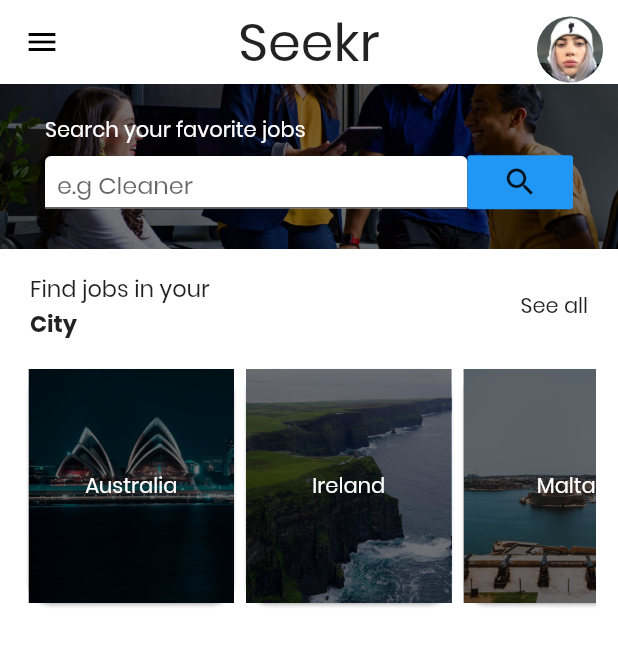
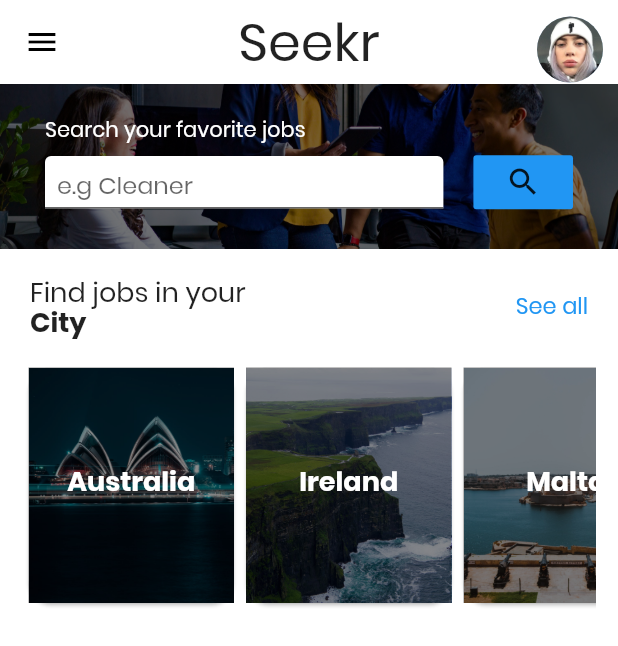
Before and after one commit to NicolasMarqui/Seekr-Flutter, a Flutter app: the screen it shows after launch, on a phone screen of 412 x 824 dp. Shown: the top 646 px of the screen. Run offline on Flutter 3.47's test engine with Material 2 defaults, Android fonts, the phone set to English and light mode, and no system bars.

Commit message:
Added Styles to cities

```diff
--- /dev/null
+++ b/frontend/lib/styles/styles.dart
@@ -0,0 +1,26 @@
+import 'package:flutter/material.dart';
+
+class AppStyles{
+   static linkText() => TextStyle(
+    color: Colors.blue,
+    fontSize: 15,
+  );
+
+  static title_1() => TextStyle(
+    fontSize: 18,
+    fontWeight: FontWeight.w400,
+  );
+
+  static bold() => TextStyle(
+    fontSize: 18,
+    fontWeight: FontWeight.bold,
+    height: 1.0,
+  );
+
+  static boldWhite() => TextStyle(
+    fontSize: 18,
+    fontWeight: FontWeight.bold,
+    height: 1.0,
+    color: Colors.white,
+  );
+}
--- a/frontend/lib/widgets/searchBox.dart
+++ b/frontend/lib/widgets/searchBox.dart
@@ -55,6 +55,9 @@ class SearchBox extends StatelessWidget {
                             ),
                           ),
                         ),
+                        SizedBox(
+                          width: 20,
+                        ),
                         Container(
                           child: Flexible(
                             flex: 1,
--- a/frontend/lib/widgets/selectCity.dart
+++ b/frontend/lib/widgets/selectCity.dart
@@ -1,6 +1,7 @@
 import 'package:flutter/material.dart';
 
 import '../models/cities.dart';
+import '../styles/styles.dart';
 
 class SelectCity extends StatelessWidget {
   const SelectCity({Key key}) : super(key: key);
@@ -25,20 +26,26 @@ class SelectCity extends StatelessWidget {
                       children: <Widget>[
                         Text(
                           mainText,
-                          style: TextStyle(
-                              fontSize: 15, fontWeight: FontWeight.w400),
+                          style: AppStyles.title_1(),
                         ),
                         Text(
                           "City",
-                          style: TextStyle(
-                              fontSize: 15, fontWeight: FontWeight.bold),
+                          style: AppStyles.bold(),
                           textAlign: TextAlign.start,
                         )
                       ],
                     )),
                 Flexible(
                   flex: 1,
-                  child: Text("See all"),
+                  child: InkWell(
+                    onTap: (){
+                      print('All');
+                    },
+                    child: Text(
+                      "See all",
+                      style: AppStyles.linkText(),
+                    ),
+                  ),
                 ),
               ],
             ),
@@ -54,7 +61,11 @@ class SelectCity extends StatelessWidget {
                     crossAxisAlignment: CrossAxisAlignment.center,
                     mainAxisAlignment: MainAxisAlignment.spaceEvenly,
                     children: <Widget>[
-                      Container(
+                      InkWell(
+                        onTap: () {
+                          print('Clicked');
+                        },
+                        child: Container(
                           width: 145,
                           height: double.infinity,
                           child: Card(
@@ -70,16 +81,17 @@ class SelectCity extends StatelessWidget {
                                   width: double.infinity,
                                 ),
                                 Container(
-                                color: Colors.black54,
+                                  color: Colors.black45,
                                 ),
                                 Container(
                                   alignment: Alignment.center,
                                   child: Text(
                                     cities[index].name,
-                                  style: TextStyle(color: Colors.white),
+                                    style: AppStyles.boldWhite(),
                                   ),
                                 ),
                               ],
+                            ),
                           ),
                         ),
                       ),
```
Lines whose indentation alone changed are shown as unchanged.
